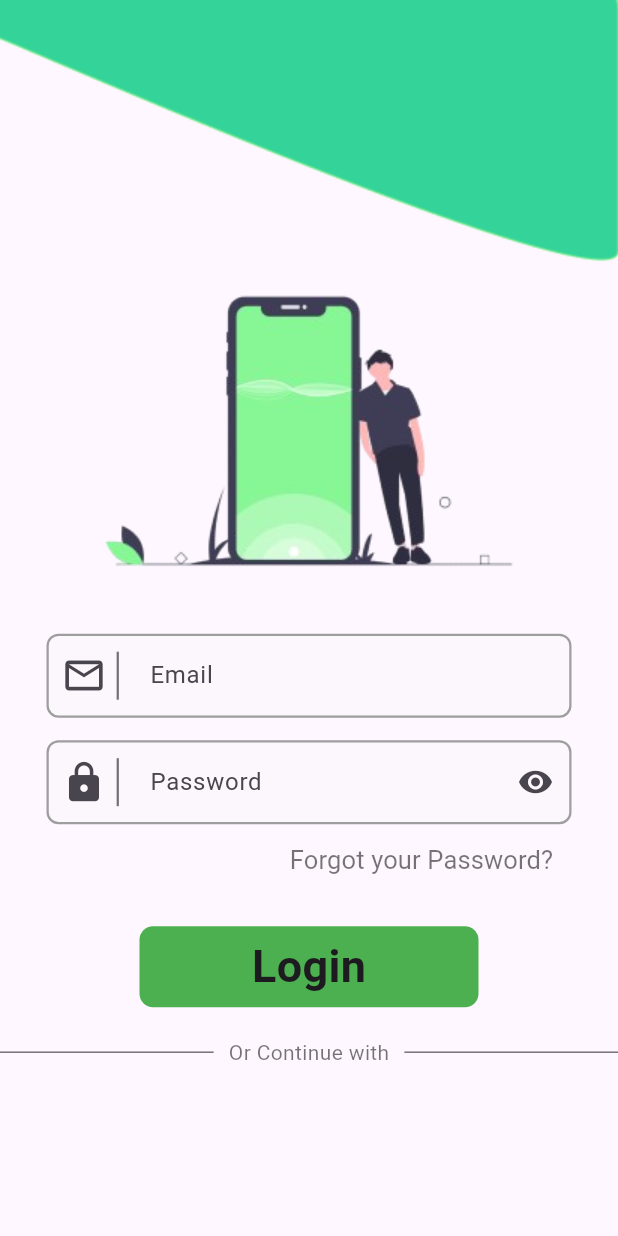
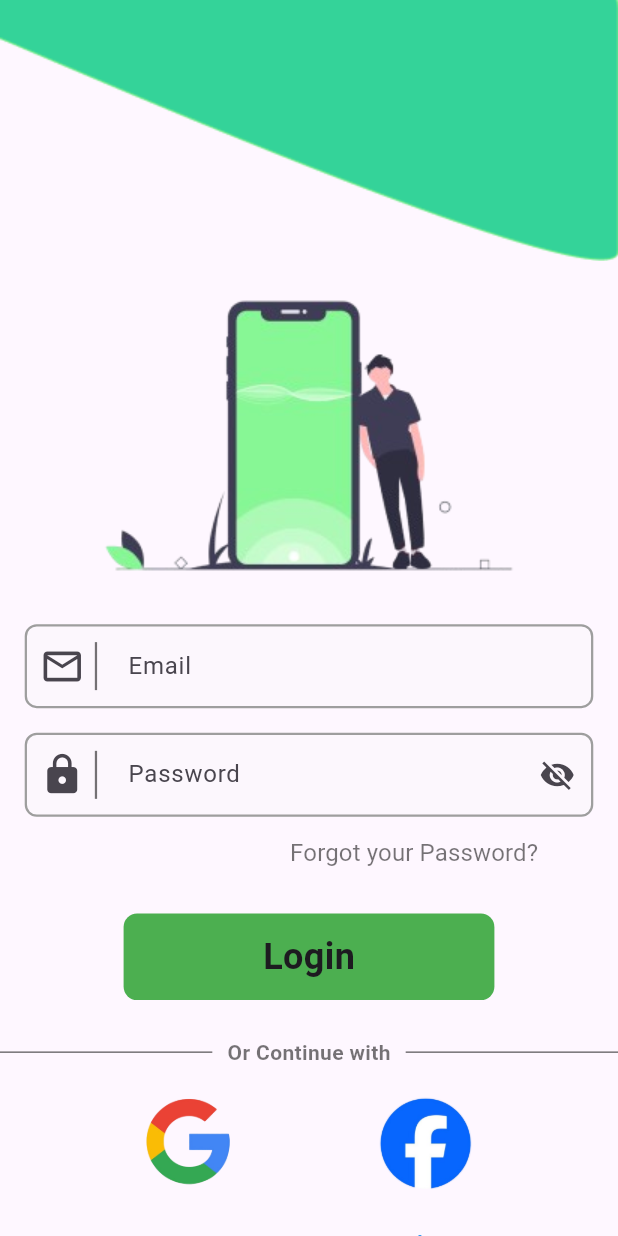
Before and after one commit to Rijan77/CleanLoop, a Flutter app: the screen it shows after launch, on a phone screen of 412 x 824 dp. Run offline on Flutter 3.47's test engine with Material 3 defaults, Android fonts, the phone set to English and light mode, and no system bars.

Commit message:
Fully Design Login Page

```diff
--- a/lib/main.dart
+++ b/lib/main.dart
@@ -18,7 +18,7 @@ class MyApp extends StatelessWidget {
         colorScheme: ColorScheme.fromSeed(seedColor: Colors.deepPurple),
         useMaterial3: true,
       ),
-      home: Loginpage(),
+      home: const Loginpage(),
     );
   }
 }
--- a/lib/pages/LoginPage.dart
+++ b/lib/pages/LoginPage.dart
@@ -8,31 +8,42 @@ class Loginpage extends StatefulWidget {
 }
 
 class _LoginpageState extends State<Loginpage> {
+  bool _isPasswordVisible = false;
+
   @override
   Widget build(BuildContext context) {
+    // Get screen width and height using MediaQuery
+    final screenWidth = MediaQuery.of(context).size.width;
+    final screenHeight = MediaQuery.of(context).size.height;
+
     return Scaffold(
-      body:
-      Column(
+      body: SingleChildScrollView(
+        child: Column(
           children: [
-          Image.asset("lib/assets/images/Vector 2.png"),
-
-
-          Image.asset("lib/assets/images/Loginpage.icon.png", width: 350, ),
-
-          SizedBox(height: 20,),
-
-          SizedBox(
-            width: 350,
+            // Adjust image width based on screen width
+            Image.asset(
+              "lib/assets/images/Vector 2.png",
+              width: screenWidth,
+              fit: BoxFit.cover,
+            ),
+            SizedBox(height: screenHeight * 0.02),
+            Image.asset(
+              "lib/assets/images/Loginpage.icon.png",
+              width: screenWidth * 0.75,
+            ),
+            SizedBox(height: screenHeight * 0.029),
+            Padding(
+              padding: EdgeInsets.symmetric(horizontal: screenWidth * 0.04),
               child: TextField(
                 decoration: InputDecoration(
                   filled: true,
-                fillColor: Color(0x33F5F5F5),
-                prefixIcon: Padding(
+                  fillColor: const Color(0x33F5F5F5),
+                  prefixIcon: const Padding(
                     padding: EdgeInsets.only(left: 10, right: 10),
                     child: Row(
                       mainAxisSize: MainAxisSize.min,
                       children: [
-                      Icon(Icons.email_outlined, size: 30,),
+                        Icon(Icons.email_outlined, size: 30),
                         SizedBox(
                           height: 32,
                           child: VerticalDivider(
@@ -47,34 +58,42 @@ class _LoginpageState extends State<Loginpage> {
                   labelText: "Email",
                   enabledBorder: OutlineInputBorder(
                     borderRadius: BorderRadius.circular(8),
-                      borderSide: BorderSide(color: Colors.grey, width: 1.5)
-
+                    borderSide:
+                    const BorderSide(color: Colors.grey, width: 1.5),
                   ),
                   focusedBorder: OutlineInputBorder(
                     borderRadius: BorderRadius.circular(5),
-                      borderSide: BorderSide(color: Colors.black, width: 1.5)
-
-                  )
+                    borderSide:
+                    const BorderSide(color: Colors.black, width: 1.5),
                   ),
                 ),
               ),
-
-          SizedBox(height: 15,),
-
-          SizedBox(
-            width: 350,
+            ),
+            SizedBox(height: screenHeight * 0.02),
+            Padding(
+              padding: EdgeInsets.symmetric(horizontal: screenWidth * 0.04),
               child: TextField(
+                obscureText:  !_isPasswordVisible,
                 decoration: InputDecoration(
                   filled: true,
-                fillColor: Color(0x33F5F5F5),
+                  fillColor: const Color(0x33F5F5F5),
+                  suffixIcon: IconButton(
+                      onPressed: () {
+                        setState(() {
+                          _isPasswordVisible = !_isPasswordVisible;
+                        });
 
-                suffixIcon: IconButton(onPressed: (){}, icon: Icon(Icons.remove_red_eye)),
-                prefixIcon: Padding(
+                      }, icon: Icon(
+
+                    _isPasswordVisible ? Icons.visibility : Icons.visibility_off
+
+                      )),
+                  prefixIcon: const Padding(
                     padding: EdgeInsets.only(left: 10, right: 10),
                     child: Row(
                       mainAxisSize: MainAxisSize.min,
                       children: [
-                      Icon(Icons.lock, size: 30,),
+                        Icon(Icons.lock, size: 30),
                         SizedBox(
                           height: 32,
                           child: VerticalDivider(
@@ -89,45 +108,54 @@ class _LoginpageState extends State<Loginpage> {
                   labelText: "Password",
                   enabledBorder: OutlineInputBorder(
                     borderRadius: BorderRadius.circular(8),
-                    borderSide: BorderSide(color: Colors.grey, width: 1.5)
+                    borderSide:
+                    const BorderSide(color: Colors.grey, width: 1.5),
                   ),
                   focusedBorder: OutlineInputBorder(
                     borderRadius: BorderRadius.circular(5),
-                    borderSide: BorderSide(color: Colors.black, width: 1.5)
-                ),
-                // prefixIconConstraints: BoxConstraints(minWidth: 50),
+                    borderSide:
+                    const BorderSide(color: Colors.black, width: 1.5),
                   ),
                 ),
               ),
-
+            ),
             Padding(
-            padding: const EdgeInsets.only(left: 150,),
-            child: TextButton(onPressed: (){}, child: Text("Forgot your Password?", style: TextStyle(
+              padding: EdgeInsets.only(right: screenWidth * 0.1),
+              child: Align(
+                alignment: Alignment.centerRight,
+                child: TextButton(
+                  onPressed: () {},
+                  child: const Text(
+                    "Forgot your Password?",
+                    style: TextStyle(
                       color: Colors.black54,
-              fontSize: 17,
-              fontWeight: FontWeight.w400
-            ),)),
+                      fontSize: 16,
+                      fontWeight: FontWeight.w400,
                     ),
-
-          SizedBox(height: 20,),
-
+                  ),
+                ),
+              ),
+            ),
+            SizedBox(height: screenHeight * 0.02),
             Container(
-            height: 54,
-            width: 226,
+              height: screenHeight * 0.07,
+              width: screenWidth * 0.6,
               decoration: BoxDecoration(
                 color: Colors.green.shade500,
-              borderRadius: BorderRadius.circular(9)
+                borderRadius: BorderRadius.circular(9),
               ),
-            child: Center(
-              child: Text("Login", style: TextStyle(
-                fontSize: 30,
-                fontWeight: FontWeight.bold
-              ),),
+              child: const Center(
+                child: Text(
+                  "Login",
+                  style: TextStyle(
+                    fontSize: 24,
+                    fontWeight: FontWeight.bold,
                   ),
                 ),
-          SizedBox(height: 20,),
-
-          Row(
+              ),
+            ),
+            SizedBox(height: screenHeight * 0.03),
+            const Row(
               children: [
                 Expanded(
                   child: Divider(
@@ -140,8 +168,7 @@ class _LoginpageState extends State<Loginpage> {
                   child: Text(
                     "Or Continue with",
                     style: TextStyle(
-                    color: Colors.black54,
-                  ),
+                        color: Colors.black54, fontWeight: FontWeight.w600),
                   ),
                 ),
                 Expanded(
@@ -151,10 +178,54 @@ class _LoginpageState extends State<Loginpage> {
                   ),
                 ),
               ],
+            ),
+            SizedBox(height: screenHeight * 0.02),
+            Row(
+              mainAxisAlignment: MainAxisAlignment.spaceEvenly,
+              children: [
+                InkWell(
+                  onTap: () {},
+                  child: SizedBox(
+                    height: screenWidth * 0.14,
+                    width: screenWidth * 0.14,
+                    child: Image.asset("lib/assets/images/google.logo.png"),
+                  ),
+                ),
+                InkWell(
+                  onTap: () {},
+                  child: SizedBox(
+                    height: screenWidth * 0.16,
+                    width: screenWidth * 0.16,
+                    child: Image.asset("lib/assets/images/facebook.logo.png"),
+                  ),
+                ),
+              ],
+            ),
+            SizedBox(height: screenHeight * 0.03),
+            Row(
+              mainAxisAlignment: MainAxisAlignment.center,
+              children: [
+                const Text(
+                  "Don’t have an account yet?  ",
+                  style: TextStyle(
+                    color: Colors.black54,
+                      fontSize: 14, fontWeight: FontWeight.w500),
+                ),
+                InkWell(
+                  onTap: () {},
+                  child: const Text(
+                    "Sign Up",
+                    style: TextStyle(
+                        color: Colors.blue,
+                        fontSize: 16,
+                        fontWeight: FontWeight.w700),
+                  ),
+                )
+              ],
             )
           ],
         ),
-
+      ),
     );
   }
 }
```
Also changed, not shown: lib/assets/images/Google_Icons.png (added), lib/assets/images/facebook.logo.png (added), lib/assets/images/facebook_icon.png (added), lib/assets/images/google.logo.png (added). Lines whose indentation alone changed are shown as unchanged.
